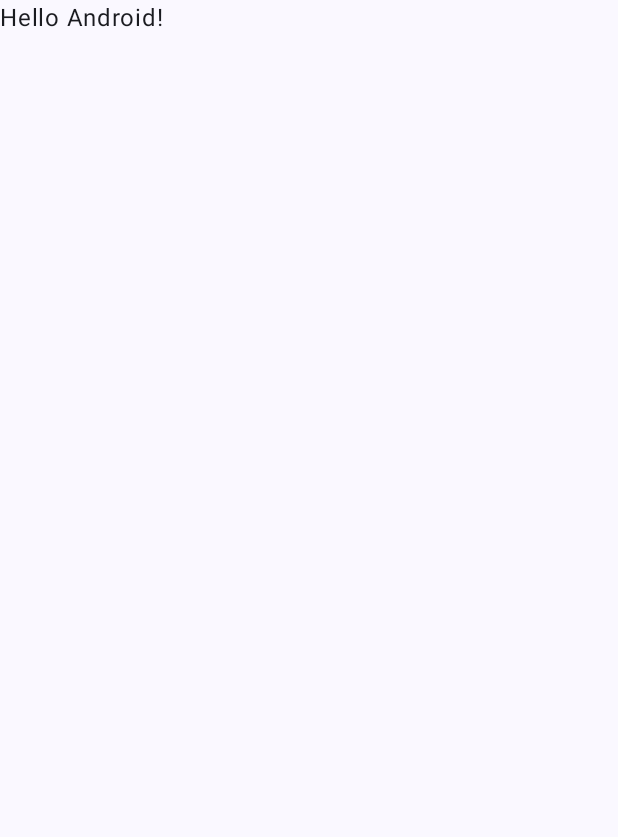
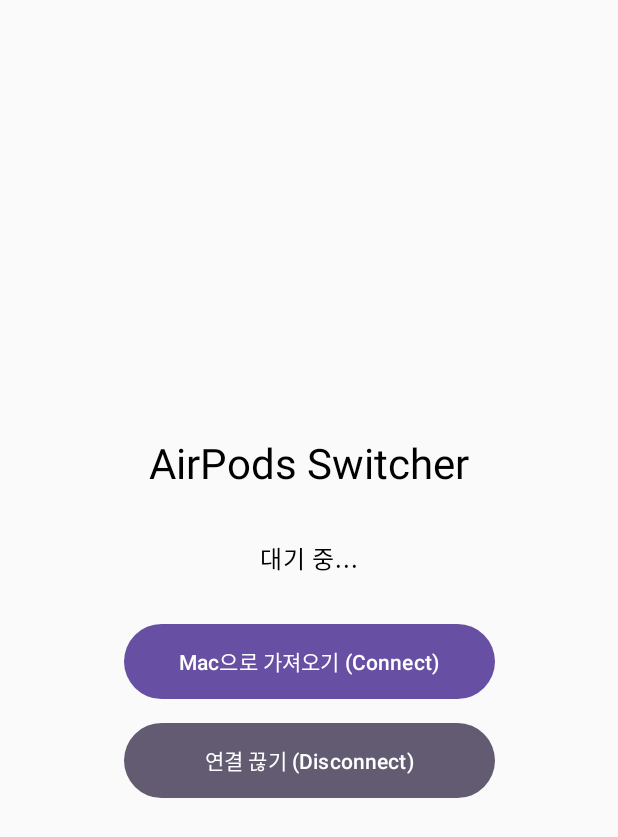
Before and after one commit to DaewoongLime/snatchpods, an Android app built with Jetpack Compose: the screen it shows after launch (MainActivity), on a phone screen of 412 x 824 dp. Before the commit the part shown is almost empty. Shown: the top 837 px of the screen. Run offline under Robolectric (Android 15) with nearby library versions, the phone set to English and light mode, and no system bars.

Commit message:
feat: add buttons (client) to connect/disconnect airpods (server)

```diff
--- a/client-android/app/build.gradle.kts
+++ b/client-android/app/build.gradle.kts
@@ -66,4 +66,8 @@ dependencies {
     androidTestImplementation("androidx.compose.ui:ui-test-junit4")
     debugImplementation("androidx.compose.ui:ui-tooling")
     debugImplementation("androidx.compose.ui:ui-test-manifest")
+
+    implementation("com.squareup.retrofit2:retrofit:2.9.0")
+    implementation("com.squareup.retrofit2:converter-scalars:2.9.0")
+    implementation("androidx.lifecycle:lifecycle-viewmodel-compose:2.6.2")
 }
--- a/client-android/app/src/main/AndroidManifest.xml
+++ b/client-android/app/src/main/AndroidManifest.xml
@@ -1,6 +1,8 @@
 <?xml version="1.0" encoding="utf-8"?>
 <manifest xmlns:android="http://schemas.android.com/apk/res/android"
     xmlns:tools="http://schemas.android.com/tools">
+
+    <uses-permission android:name="android.permission.INTERNET" />
 
     <application
         android:allowBackup="true"
@@ -11,6 +13,9 @@
         android:roundIcon="@mipmap/ic_launcher_round"
         android:supportsRtl="true"
         android:theme="@style/Theme.Clientandroid"
+
+        android:usesCleartextTraffic="true"
+
         tools:targetApi="31">
         <activity
             android:name=".MainActivity"
--- a/client-android/app/src/main/java/com/example/client_android/MainActivity.kt
+++ b/client-android/app/src/main/java/com/example/client_android/MainActivity.kt
@@ -3,44 +3,70 @@ package com.example.client_android
 import android.os.Bundle
 import androidx.activity.ComponentActivity
 import androidx.activity.compose.setContent
+import androidx.compose.foundation.layout.Arrangement
+import androidx.compose.foundation.layout.Column
+import androidx.compose.foundation.layout.Spacer
 import androidx.compose.foundation.layout.fillMaxSize
+import androidx.compose.foundation.layout.fillMaxWidth
+import androidx.compose.foundation.layout.height
+import androidx.compose.material3.Button
+import androidx.compose.material3.ButtonDefaults
 import androidx.compose.material3.MaterialTheme
-import androidx.compose.material3.Surface
 import androidx.compose.material3.Text
 import androidx.compose.runtime.Composable
+import androidx.compose.ui.Alignment
 import androidx.compose.ui.Modifier
-import androidx.compose.ui.tooling.preview.Preview
-import com.example.client_android.ui.theme.ClientandroidTheme
+import androidx.compose.ui.unit.dp
+import androidx.lifecycle.viewmodel.compose.viewModel
+import com.example.client_android.viewmodel.MainViewModel
 
 class MainActivity : ComponentActivity() {
     override fun onCreate(savedInstanceState: Bundle?) {
         super.onCreate(savedInstanceState)
         setContent {
-            ClientandroidTheme {
-                // A surface container using the 'background' color from the theme
-                Surface(
-                    modifier = Modifier.fillMaxSize(),
-                    color = MaterialTheme.colorScheme.background
-                ) {
-                    Greeting("Android")
-                }
+            MaterialTheme {
+                AirPodsControllerScreen()
             }
         }
     }
 }
 
 @Composable
-fun Greeting(name: String, modifier: Modifier = Modifier) {
-    Text(
-        text = "Hello $name!",
-        modifier = modifier
-    )
-}
+fun AirPodsControllerScreen(viewModel: MainViewModel = viewModel()) {
+    Column(
+        modifier = Modifier.fillMaxSize(),
+        horizontalAlignment = Alignment.CenterHorizontally,
+        verticalArrangement = Arrangement.Center
+    ) {
+        Text(
+            text = "AirPods Switcher",
+            style = MaterialTheme.typography.headlineMedium
+        )
 
-@Preview(showBackground = true)
-@Composable
-fun GreetingPreview() {
-    ClientandroidTheme {
-        Greeting("Android")
+        Spacer(modifier = Modifier.height(32.dp))
+
+        // 상태 메시지 표시
+        Text(text = viewModel.statusMessage)
+
+        Spacer(modifier = Modifier.height(32.dp))
+
+        // 연결 버튼
+        Button(
+            onClick = { viewModel.connectAirPods() },
+            modifier = Modifier.fillMaxWidth(0.6f).height(50.dp)
+        ) {
+            Text("Mac으로 가져오기 (Connect)")
+        }
+
+        Spacer(modifier = Modifier.height(16.dp))
+
+        // 해제 버튼
+        Button(
+            onClick = { viewModel.disconnectAirPods() },
+            colors = ButtonDefaults.buttonColors(containerColor = MaterialTheme.colorScheme.secondary),
+            modifier = Modifier.fillMaxWidth(0.6f).height(50.dp)
+        ) {
+            Text("연결 끊기 (Disconnect)")
+        }
     }
 }
```
Also changed, not shown: client-android/app/src/main/java/com/example/client_android/data/AirPodsApi.kt (added, +29 -0 lines), client-android/app/src/main/java/com/example/client_android/viewmodel/MainViewModel.kt (added, +41 -0 lines).
